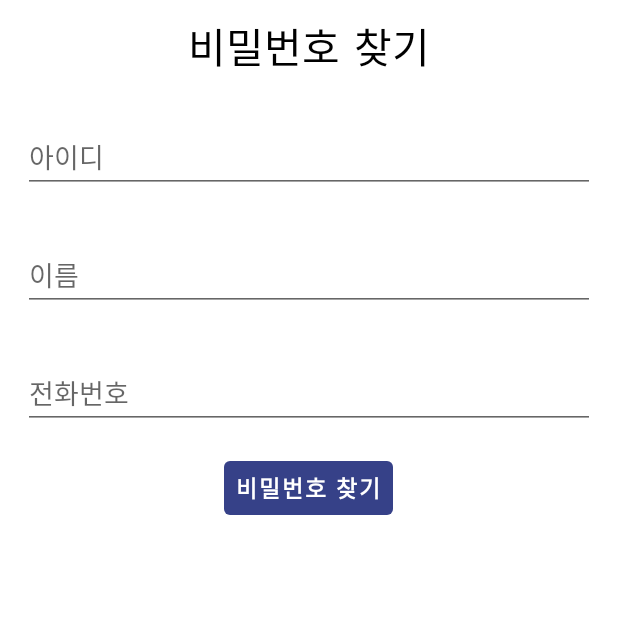
After one commit to zeropay2019/ZeroPay_2019, an Android app: the fragment FindPWFragment placed in its activity, on a phone screen of 412 x 824 dp, the top half of it. The commit adds this screen. Run offline under Robolectric (Android 15) with nearby library versions, the phone set to English and light mode, and no system bars.

Commit message:
add : refactoring & find id,pw finish

```diff
--- a/src/client/app/src/main/java/com/seoul/app/zeropay_client/LoginActivity.kt
+++ b/src/client/app/src/main/java/com/seoul/app/zeropay_client/LoginActivity.kt
@@ -4,11 +4,15 @@ import android.os.Bundle
 import android.util.Log
 import android.widget.Toast
 import androidx.appcompat.app.AppCompatActivity
+import androidx.lifecycle.ViewModelProviders
+import com.seoul.app.zeropay_client.model.UserViewModel
 import com.seoul.app.zeropay_client.network.UserApi
 import com.seoul.app.zeropay_client.network.UserRepository
 import com.seoul.app.zeropay_client.network.request.LoginRequest
 import com.seoul.app.zeropay_client.network.response.LoginResponse
 import com.seoul.app.zeropay_client.network.response.ServerResponse
+import com.seoul.app.zeropay_client.ui.FindIdFragment
+import com.seoul.app.zeropay_client.ui.FindPWFragment
 import kotlinx.android.synthetic.main.activity_login.*
 import org.jetbrains.anko.startActivity
 import retrofit2.Call
@@ -18,10 +22,12 @@ import retrofit2.Response
 class LoginActivity : AppCompatActivity() {
 
     private lateinit var userNetWork: UserApi
+    private lateinit var viewModel: UserViewModel
 
     override fun onCreate(savedInstanceState: Bundle?) {
         super.onCreate(savedInstanceState)
         setContentView(R.layout.activity_login)
+        viewModel = ViewModelProviders.of(this)[UserViewModel::class.java]
         userNetWork = UserRepository.getInstance()
 
         login_button.setOnClickListener {
@@ -39,12 +45,13 @@ class LoginActivity : AppCompatActivity() {
                     if (response.isSuccessful) {
                         if (response.body() != null){
                             if (response.body()!!.resultCode == 0){
+                                viewModel.userMno.value = response.body()!!.param?.mno
                                 finish()
-                                startActivity<MainActivity>()
+                                startActivity<MainActivity>("mno" to response.body()!!.param?.mno)
                             }else{
                                 Toast.makeText(applicationContext, "아이디 혹은 비밀번호를 확인해주세요",Toast.LENGTH_SHORT).show()
                             }
-                            Log.e("Login response",""+response.body())
+                            Log.e("Login response mno-> ",""+ response.body()!!.param?.mno)
                         }
                     }
                 }
@@ -55,5 +62,13 @@ class LoginActivity : AppCompatActivity() {
             startActivity<RegisterActivity>()
         }
 
+        findId_button.setOnClickListener {
+            supportFragmentManager.beginTransaction().replace(R.id.login_container, FindIdFragment()).addToBackStack(null).commit()
+        }
+
+        findPassword_button.setOnClickListener {
+            supportFragmentManager.beginTransaction().replace(R.id.login_container, FindPWFragment()).addToBackStack(null).commit()
+        }
+
     }
 }
--- a/src/client/app/src/main/java/com/seoul/app/zeropay_client/model/UserViewModel.kt
+++ b/src/client/app/src/main/java/com/seoul/app/zeropay_client/model/UserViewModel.kt
@@ -21,6 +21,7 @@ class UserViewModel : ViewModel() {
     private val list = ArrayList<String>()
     private var userNetWork: UserApi
     var userCardList = MutableLiveData<ArrayList<UserCardResponse?>>()
+    var userMno = MutableLiveData<Int>()
 
     companion object {
         private const val PASSWORD_LENGTH = 4
--- /dev/null
+++ b/src/client/app/src/main/java/com/seoul/app/zeropay_client/ui/FindPWFragment.kt
@@ -0,0 +1,114 @@
+package com.seoul.app.zeropay_client.ui
+
+
+import android.content.Context
+import android.os.Bundle
+import android.util.Log
+import android.view.KeyEvent
+import android.view.LayoutInflater
+import android.view.View
+import android.view.ViewGroup
+import android.view.inputmethod.InputMethodManager
+import android.widget.Toast
+import androidx.fragment.app.Fragment
+import com.seoul.app.zeropay_client.R
+import com.seoul.app.zeropay_client.network.UserApi
+import com.seoul.app.zeropay_client.network.UserRepository
+import com.seoul.app.zeropay_client.network.request.SearchPwRequest
+import com.seoul.app.zeropay_client.network.response.ServerResponse
+import com.seoul.app.zeropay_client.network.response.UserPWResponse
+import kotlinx.android.synthetic.main.fragment_find_pw.*
+import retrofit2.Call
+import retrofit2.Callback
+import retrofit2.Response
+
+class FindPWFragment : Fragment() {
+
+    private lateinit var userNetWork: UserApi
+    private lateinit var searchPwRequest: SearchPwRequest
+    override fun onCreateView(
+        inflater: LayoutInflater, container: ViewGroup?,
+        savedInstanceState: Bundle?
+    ): View? {
+        // Inflate the layout for this fragment
+        userNetWork = UserRepository.getInstance()
+        return inflater.inflate(R.layout.fragment_find_pw, container, false)
+    }
+
+    override fun onViewCreated(view: View, savedInstanceState: Bundle?) {
+
+        find_pw_inputId.setOnKeyListener(object : View.OnKeyListener {
+            override fun onKey(v: View?, keyCode: Int, event: KeyEvent?): Boolean {
+                if ((event?.action == KeyEvent.ACTION_DOWN) && keyCode == KeyEvent.KEYCODE_ENTER) {
+                    find_pw_inputName.requestFocus()
+                    return true
+                }
+                return false
+            }
+        })
+
+        find_pw_inputName.setOnKeyListener(object : View.OnKeyListener {
+            override fun onKey(v: View?, keyCode: Int, event: KeyEvent?): Boolean {
+                if ((event?.action == KeyEvent.ACTION_DOWN) && keyCode == KeyEvent.KEYCODE_ENTER) {
+                    find_pw_inputPhone.requestFocus()
+                    return true
+                }
+                return false
+            }
+        })
+
+        find_pw_inputPhone.setOnKeyListener(object : View.OnKeyListener {
+            override fun onKey(v: View?, keyCode: Int, event: KeyEvent?): Boolean {
+                if ((event?.action == KeyEvent.ACTION_DOWN) && keyCode == KeyEvent.KEYCODE_ENTER) {
+                    find_pw_action_button.requestFocus()
+                    val imm = context?.getSystemService(Context.INPUT_METHOD_SERVICE) as InputMethodManager
+                    imm.hideSoftInputFromWindow(view.windowToken, 0)
+                    return true
+                }
+                return false
+            }
+        })
+
+        find_pw_action_button.setOnClickListener {
+            val inputId = find_pw_inputId.text.toString()
+            val inputName = find_pw_inputName.text.toString()
+            val inputPhone = find_pw_inputPhone.text.toString()
+
+            if (inputId.isEmpty() || inputName.isEmpty() || inputPhone.isEmpty() ){
+                Toast.makeText(requireContext(), "정보를 모두 입력해주세요.", Toast.LENGTH_SHORT).show()
+            }else{
+                searchPwRequest = SearchPwRequest(inputId,inputName,inputPhone)
+                userNetWork.searchPw(searchPwRequest).enqueue(object:
+                    Callback<ServerResponse<UserPWResponse>>{
+                    override fun onFailure(
+                        call: Call<ServerResponse<UserPWResponse>>,
+                        t: Throwable
+                    ) {
+                        Log.e("Find user PW failure-> ",""+t.toString())
+                    }
+
+                    override fun onResponse(
+                        call: Call<ServerResponse<UserPWResponse>>,
+                        response: Response<ServerResponse<UserPWResponse>>
+                    ) {
+                        if (response.isSuccessful){
+                            Log.e("Find user PW Success-> ",""+response.body().toString())
+                            if (response.body() != null){
+                                if (response.body()!!.resultCode == 103){
+                                    findPW_result_textView.text = response.body()!!.message
+                                    findPW_result_textView.visibility = View.VISIBLE
+                                }else{
+                                    findPW_result_textView.text = response.body()!!.param.toString()
+                                    findPW_result_textView.visibility = View.VISIBLE
+                                }
+                            }
+                        }
+                    }
+
+                })
+            }
+        }
+    }
+
+
+}
--- a/src/client/app/src/main/java/com/seoul/app/zeropay_client/ui/MapFragment.kt
+++ b/src/client/app/src/main/java/com/seoul/app/zeropay_client/ui/MapFragment.kt
@@ -137,8 +137,8 @@ class MapFragment : Fragment(), OnMapReadyCallback, GoogleMap.OnMarkerClickListe
                 lastLocation = location
                 val currentLatLng = LatLng(location.latitude, location.longitude)
                 Log.e("cur Lat Lng", "" + currentLatLng)
+                mMap.moveCamera(CameraUpdateFactory.newLatLngZoom(currentLatLng,17f))
                 placeMarkerOnMap(currentLatLng)
-                mMap.animateCamera(CameraUpdateFactory.newLatLngZoom(currentLatLng, 17f))
 
                 requestLocation = ShopListRequest(currentLatLng.latitude, currentLatLng.longitude)
                 //가맹점 리스트 받기
--- a/src/client/app/src/main/res/layout/activity_login.xml
+++ b/src/client/app/src/main/res/layout/activity_login.xml
@@ -1,10 +1,16 @@
 <?xml version="1.0" encoding="utf-8"?>
-<LinearLayout xmlns:android="http://schemas.android.com/apk/res/android"
+<FrameLayout xmlns:android="http://schemas.android.com/apk/res/android"
     xmlns:app="http://schemas.android.com/apk/res-auto"
     xmlns:tools="http://schemas.android.com/tools"
     android:layout_width="match_parent"
     android:layout_height="match_parent"
     android:background="#ffffff"
+    android:id="@+id/login_container"
+    >
+
+    <LinearLayout
+        android:layout_width="match_parent"
+        android:layout_height="match_parent"
         android:orientation="vertical"
         android:padding="24dp"
         tools:context=".LoginActivity">
@@ -97,3 +103,4 @@
             </LinearLayout>
         </LinearLayout>
     </LinearLayout>
+</FrameLayout>
--- a/src/client/app/src/main/res/layout/activity_register.xml
+++ b/src/client/app/src/main/res/layout/activity_register.xml
@@ -242,7 +242,7 @@
             android:layout_height="wrap_content"
             android:layout_gravity="center_vertical"
             android:layout_marginStart="16dp"
-            android:layout_marginTop="8dp"
+            android:layout_marginTop="16dp"
             android:layout_marginEnd="16dp"
             android:layout_marginBottom="16dp"
             android:text="@string/set_transaction_password"
--- a/src/client/app/src/main/res/layout/add_card_layout.xml
+++ b/src/client/app/src/main/res/layout/add_card_layout.xml
@@ -42,7 +42,7 @@
                     android:layout_width="wrap_content"
                     android:layout_height="wrap_content"
                     android:background="#ffffff"
-                    android:backgroundTint="#F0F0F0"
+                    app:backgroundTint="#F0F0F0"
                     android:src="@drawable/add_plus_24dp" />
 
             </LinearLayout>
--- /dev/null
+++ b/src/client/app/src/main/res/layout/fragment_find_pw.xml
@@ -0,0 +1,69 @@
+<?xml version="1.0" encoding="utf-8"?>
+<LinearLayout xmlns:android="http://schemas.android.com/apk/res/android"
+    xmlns:tools="http://schemas.android.com/tools"
+    android:layout_width="match_parent"
+    android:layout_height="match_parent"
+    android:orientation="vertical"
+    android:background="#ffffff"
+    tools:context=".ui.FindPWFragment">
+
+    <TextView
+        android:layout_width="match_parent"
+        android:layout_height="wrap_content"
+        android:fontFamily="casual"
+        android:gravity="center"
+        android:textColor="#000000"
+        android:text="비밀번호 찾기"
+        android:layout_marginTop="10dp"
+        android:layout_marginBottom="10dp"
+        android:textSize="27sp" />
+
+    <LinearLayout
+        android:layout_width="match_parent"
+        android:layout_height="wrap_content"
+        android:orientation="vertical">
+        <EditText
+            android:id="@+id/find_pw_inputId"
+            android:hint="아이디"
+            android:layout_width="match_parent"
+            android:layout_height="wrap_content"
+            android:layout_margin="15dp"/>
+
+        <EditText
+            android:id="@+id/find_pw_inputName"
+            android:hint="이름"
+            android:layout_width="match_parent"
+            android:layout_height="wrap_content"
+            android:layout_margin="15dp"/>
+
+        <EditText
+            android:id="@+id/find_pw_inputPhone"
+            android:hint="전화번호"
+            android:layout_width="match_parent"
+            android:layout_height="wrap_content"
+            android:layout_margin="15dp"/>
+
+        <com.google.android.material.button.MaterialButton
+            android:id="@+id/find_pw_action_button"
+            style="@style/Widget.ZeroPay.Button.Transaction.Complete.TextButton"
+            android:layout_width="wrap_content"
+            android:layout_height="match_parent"
+            android:layout_gravity="center"
+            android:textSize="15sp"
+            android:text="비밀번호 찾기" />
+    </LinearLayout>
+
+    <LinearLayout
+        android:layout_width="match_parent"
+        android:layout_height="wrap_content">
+        <TextView
+            android:visibility="invisible"
+            android:id="@+id/findPW_result_textView"
+            android:textSize="18sp"
+            android:gravity="center"
+            android:layout_width="match_parent"
+            android:layout_height="150dp" />
+
+    </LinearLayout>
+
+</LinearLayout>
--- a/src/client/app/src/main/res/values/colors.xml
+++ b/src/client/app/src/main/res/values/colors.xml
@@ -2,7 +2,7 @@
 <resources>
     <color name="colorPrimary">#21237E</color>
     <color name="colorPrimaryDark">#F3F3F3</color>
-    <color name="colorAccent">#574bae</color>
+    <color name="colorAccent">#000000</color>
     <color name="textColorPrimary">#000000</color>
     <!--<color name="toolbarIconColor">@color/textColorPrimary</color>-->
     <color name="colorControlActivated">#7E7E7E</color>
```
Also changed, not shown: src/client/app/src/main/java/com/seoul/app/zeropay_client/MainActivity.kt (+33 -10 lines), src/client/app/src/main/java/com/seoul/app/zeropay_client/adapter/CardViewpagerAdapter.kt (+10 -10 lines), src/client/app/src/main/java/com/seoul/app/zeropay_client/ui/EnrollCardFragment.kt (+6 -2 lines), src/client/app/src/main/java/com/seoul/app/zeropay_client/ui/FindIdFragment.kt (added, +104 -0 lines), src/client/app/src/main/java/com/seoul/app/zeropay_client/ui/HomeFragment.kt (+9 -4 lines), src/client/app/src/main/res/layout/bottom_sheet_layout.xml (+1 -21 lines), src/client/app/src/main/res/layout/fragment_find_id.xml (added, +61 -0 lines), src/client/app/src/main/res/layout/fragment_home.xml (+9 -0 lines), src/client/app/src/main/res/layout/register_viewpager_item.xml (+3 -13 lines), src/client/app/src/main/res/xml/setting_preference.xml (+4 -5 lines). Lines whose indentation alone changed are shown as unchanged.
